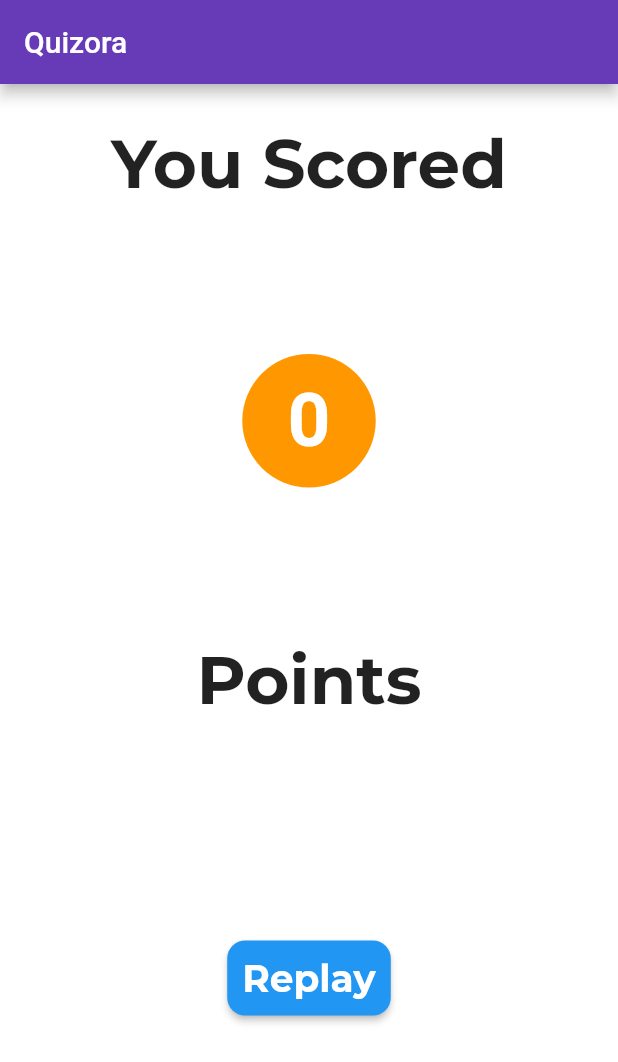
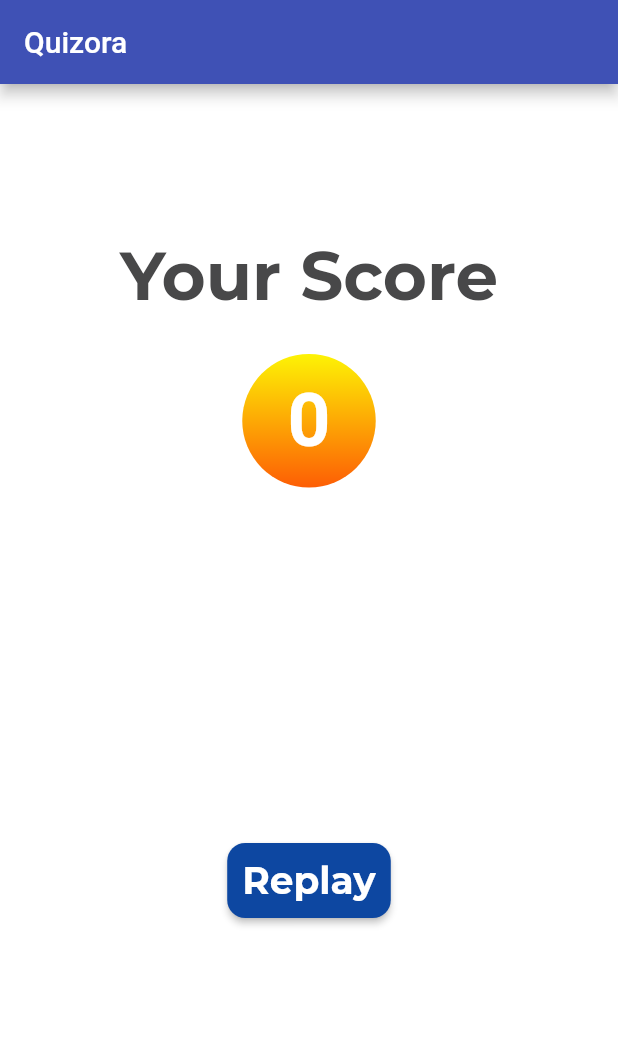
Before and after one commit to arshupt/Quiz-App, a Flutter app: the result screen opened directly with empty values, on a phone screen of 412 x 824 dp. Shown: the top 1062 px of the screen. Run offline on Flutter 3.47's test engine with Material 2 defaults, Android fonts, the phone set to English and light mode, and no system bars; network calls fail.

Commit message:
score modified

```diff
--- a/lib/first.dart
+++ b/lib/first.dart
@@ -41,10 +41,12 @@ class _homepageState extends State<homepage>{
             Text('''
             \n1. For each question, 10 seconds will be allotted for answering\n\n2. Every question have four options\n\n3.Choose one option by tapping on it then and you will be directed to the next question\n\n4.At the end of the quiz, total score will be displayed\n\n\t\t       Click on "Start Quiz" to begin
             ''',
+            textAlign: TextAlign.left,
             style: TextStyle(
               fontSize: 18.0,
               fontFamily: "Montserrat",
               color: Colors.black,
+              fontWeight: FontWeight.normal,
             ),
             ),
             RaisedButton(
--- a/lib/main.dart
+++ b/lib/main.dart
@@ -1,8 +1,5 @@
 import 'package:flutter/material.dart';
 import 'splash.dart';
-import 'package:http/http.dart' as http;
-import 'dart:convert';
-import 'package:flutter/services.dart';
 
 void main() => runApp(MyApp());
 class MyApp extends StatelessWidget {
@@ -12,7 +9,7 @@ class MyApp extends StatelessWidget {
       debugShowCheckedModeBanner: false,
       title: "Quizora",
       theme: ThemeData(
-        primarySwatch: Colors.deepPurple,
+        primarySwatch: Colors.indigo,
       ),
       home: splashscreen(),
     );
--- a/lib/quiz.dart
+++ b/lib/quiz.dart
@@ -5,7 +5,6 @@ import 'package:flutter/material.dart';
 import 'package:quizapp/Services.dart';
 import 'dart:async';
 import 'json2.dart';
-import 'dart:convert';
 import 'Services.dart';
 import 'result.dart';
 
@@ -40,7 +39,7 @@ class _getjsonState extends State<getjson> {
             return Scaffold(
               body: Center(
                 child: Text(
-                  "Loading",
+                  "Loading...",
                 ),
               ),
             );}
@@ -179,7 +178,7 @@ class _quizpageState extends State<quizpage> {
             context: context,
             builder: (context) => AlertDialog(
               title: Text(
-                "Quizapp",
+                "Quizora",
               ),
               content: Text("You Can't Go Back At This Stage."),
               actions: <Widget>[
--- a/lib/result.dart
+++ b/lib/result.dart
@@ -26,29 +26,35 @@ class _resultState extends State<result> {
         children: <Widget>[
         Padding(
           padding: EdgeInsets.only(
-            top: 25.0,
+            top: 100.0,
             ),
           child: Text(
-            "You Scored",
+            "Your Score",
             style: TextStyle(
               fontSize: 45.0,
               fontWeight: FontWeight.bold,
-              color: Colors.black87,
+              color: Color(0xFF484849),
               fontFamily: "Montserrat",
             ),
           ),
         ),
          Container(
-           margin: EdgeInsets.all(100.0),
+           margin: EdgeInsets.all(25.0),
            padding: EdgeInsets.all(15.0),
            alignment: Alignment.center,
            decoration: BoxDecoration(
-             color: Colors.orange,
+             gradient:
+             LinearGradient(
+               begin: Alignment.topCenter,
+               end: Alignment.bottomCenter,
+               colors: [const Color(0xFFFDF305), const Color(0xFFFD5E05)],
+               //tileMode: TileMode.repeated,
+             ),
+             //color: Color(0xFF4374AD),
              shape: BoxShape.circle,
            ),
            child: Text(
              "$marks",
-
              style: TextStyle(
                fontSize: 50.0,
                fontWeight: FontWeight.bold,
@@ -59,15 +65,15 @@ class _resultState extends State<result> {
            ),
 
          ),
-         Text(
+         /*Text(
            "Points",
            style: TextStyle(
              fontSize: 45.0,
              fontWeight: FontWeight.bold,
-             color: Colors.black87,
+             color: Color(0xFF484849),
              fontFamily: "Montserrat",
            ),
-         ),
+         ),*/
 
 
 
@@ -84,7 +90,7 @@ class _resultState extends State<result> {
                   },
                   shape: RoundedRectangleBorder(
                       borderRadius: BorderRadius.circular(12)),
-                  color: Colors.blue,
+                  color: Color(0xFF0D47A1),
                   child: Text(
                     "Replay",
                     style: TextStyle(
```
